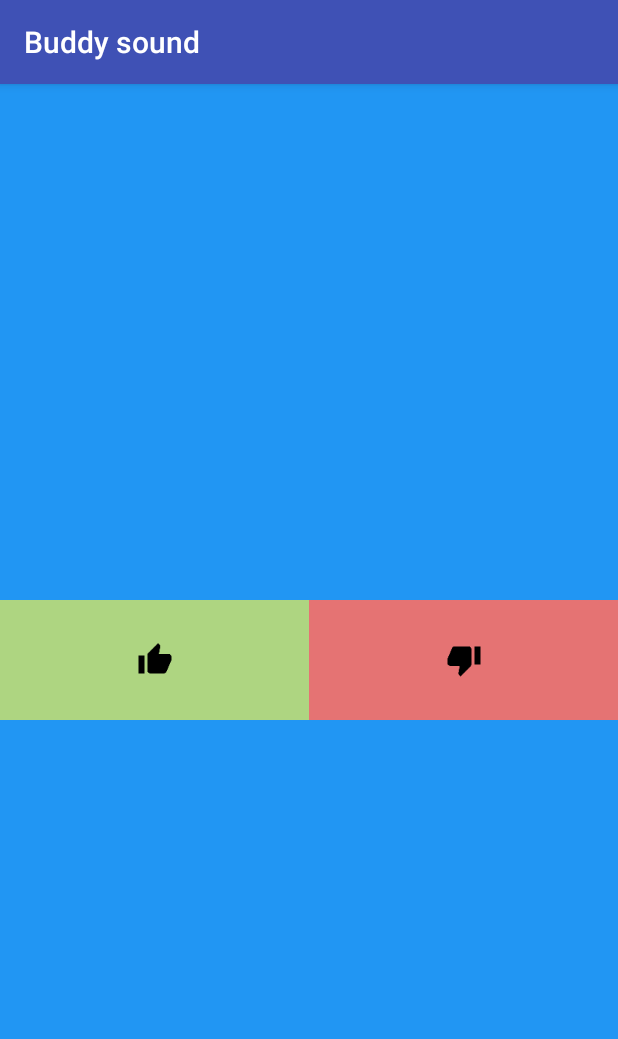
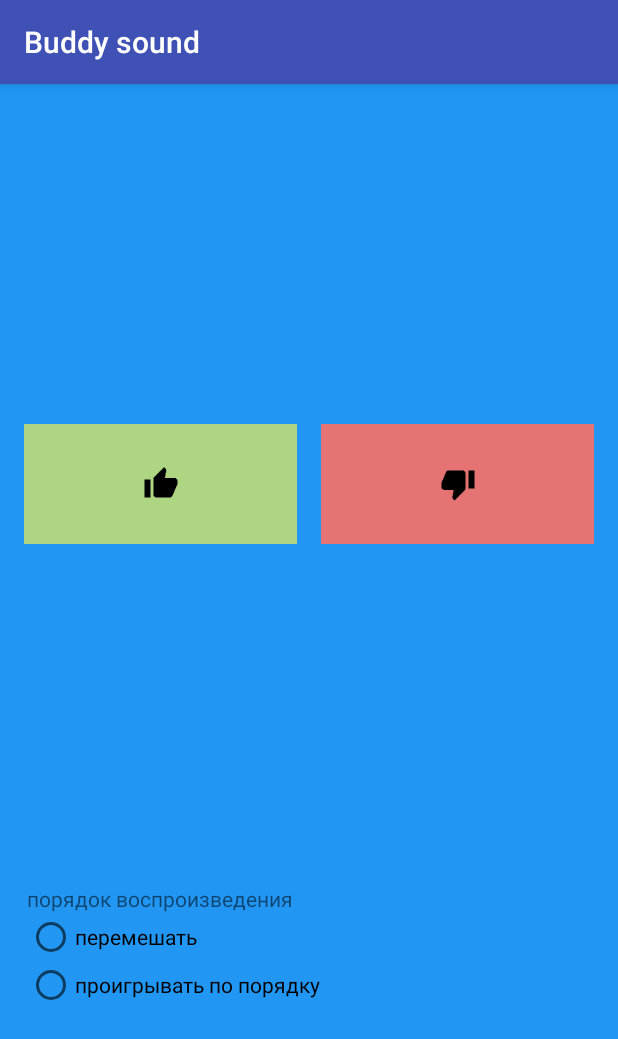
Before and after one commit to AProkopov/buddysound, an Android app: the screen it shows after launch (ButtonActivity), on a phone screen of 412 x 824 dp. Shown: the top 1039 px of the screen. Run offline under Robolectric (Android 15) with nearby library versions, the phone set to English and light mode, and no system bars.

Commit message:
added RadioButtons and tW with decription of those RButtons

```diff
--- a/app/src/main/res/layout/activity_button.xml
+++ b/app/src/main/res/layout/activity_button.xml
@@ -17,13 +17,15 @@
     <LinearLayout
         android:layout_width="match_parent"
         android:layout_height="match_parent"
-        android:background="@color/mainField">
+        android:background="@color/mainField"
+        android:orientation="vertical">
 
         <LinearLayout
             android:layout_width="match_parent"
             android:layout_height="wrap_content"
             android:orientation="horizontal"
-            android:layout_gravity="center_vertical">
+            android:layout_gravity="center_vertical"
+            android:layout_weight="3">
 
             <ImageButton
                 android:layout_width="match_parent"
@@ -31,7 +33,10 @@
                 android:layout_weight="1"
                 android:src="@mipmap/ic_thumb_up_black_24dp"
                 android:background="@color/likeButton"
-                android:onClick="onLikeClick"/>
+                android:onClick="onLikeClick"
+                android:layout_marginLeft="16dp"
+                android:layout_marginRight="8dp"
+                android:layout_gravity="center_vertical" />
 
             <ImageButton
                 android:layout_width="match_parent"
@@ -39,8 +44,35 @@
                 android:layout_weight="1"
                 android:src="@mipmap/ic_thumb_down_black_24dp"
                 android:background="@color/dislikeButton"
-                android:onClick="onDislikeClick"/>
+                android:onClick="onDislikeClick"
+                android:layout_marginLeft="8dp"
+                android:layout_marginRight="16dp"
+                android:layout_gravity="center_vertical"/>
+        </LinearLayout>
 
+        <LinearLayout
+            android:layout_width="wrap_content"
+            android:layout_height="wrap_content"
+            android:orientation="vertical"
+            android:layout_weight="1">
+
+            <TextView
+                android:layout_width="match_parent"
+                android:layout_height="wrap_content"
+                android:text="@string/play_order"
+                android:layout_marginLeft="18dp"/>
+
+            <RadioButton
+                android:layout_width="match_parent"
+                android:layout_height="wrap_content"
+                android:text="@string/random_player"
+                android:layout_marginLeft="18dp"/>
+
+            <RadioButton
+                android:layout_width="match_parent"
+                android:layout_height="wrap_content"
+                android:text="@string/post_order_player"
+                android:layout_marginLeft="18dp"/>
 
         </LinearLayout>
 
--- a/app/src/main/res/values/strings.xml
+++ b/app/src/main/res/values/strings.xml
@@ -1,3 +1,6 @@
 <resources>
     <string name="app_name">Buddy sound</string>
+    <string name="play_order">порядок воспроизведения</string>
+    <string name="random_player">перемешать</string>
+    <string name="post_order_player">проигрывать по порядку</string>
 </resources>
```
